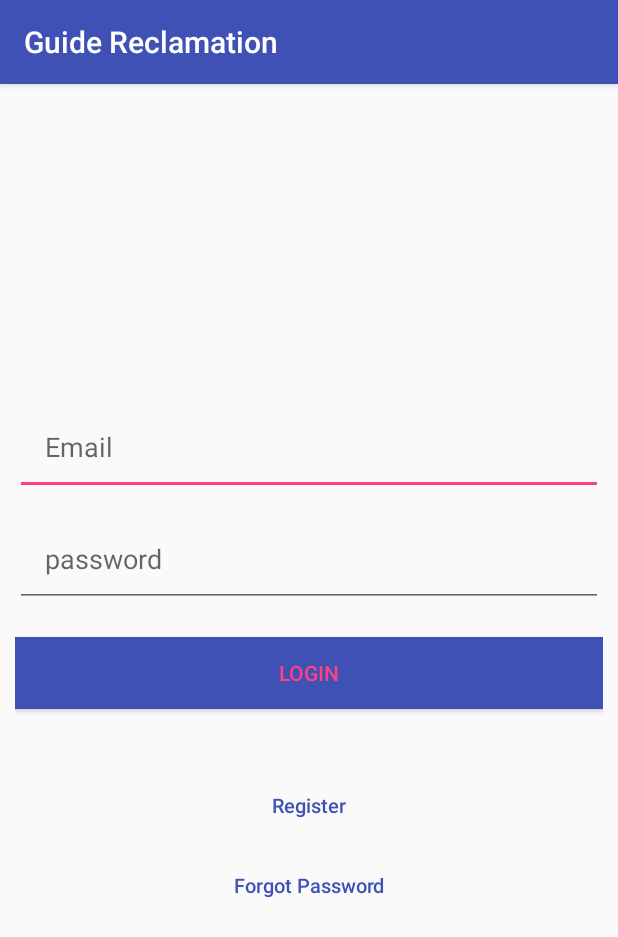
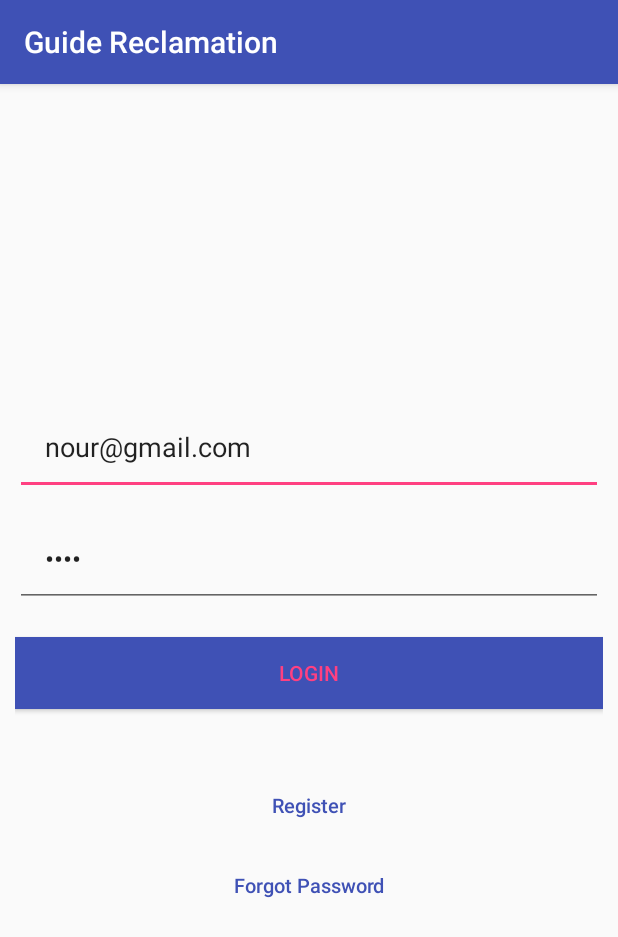
Before and after one commit to thevexx/recandroid, an Android app: the screen it shows after launch (LoginActivity), on a phone screen of 412 x 824 dp. Shown: the top 937 px of the screen. Run offline under Robolectric (Android 15) with nearby library versions, the phone set to English and light mode, and no system bars; our stand-ins replace Volley.

```diff
--- a/app/src/main/java/com/example/admin/tutoserevices/LoginActivity.java
+++ b/app/src/main/java/com/example/admin/tutoserevices/LoginActivity.java
@@ -58,6 +58,9 @@ public class LoginActivity extends AppCompatActivity {
         btnLinkToRegister = (Button) findViewById(R.id.btnLinkToRegisterScreen);
         btnForgotPass = (Button) findViewById(R.id.btnForgotPassword);
 
+        inputEmail.setText("nour@gmail.com");
+        inputPassword.setText("nour");
+
         // Progress dialog
 //        pDialog = new ProgressDialog(this);
 //        pDialog.setCancelable(false);
@@ -115,6 +118,10 @@ public class LoginActivity extends AppCompatActivity {
 
     }
 
+
+    void toast(){
+        Toast.makeText(getApplicationContext(), "Email is not valid!", Toast.LENGTH_LONG).show();
+    }
 
     /**
      * function to verify login details in mysql db
@@ -176,6 +183,8 @@ public class LoginActivity extends AppCompatActivity {
                             Intent intent = new Intent(LoginActivity.this, MainActivity.class);
                             startActivity(intent);
 //                                finish();
+                        }else{
+                            toast();
                         }
                     } catch (JSONException e) {
                         e.printStackTrace();
--- a/app/src/main/java/com/example/admin/tutoserevices/MainActivity.java
+++ b/app/src/main/java/com/example/admin/tutoserevices/MainActivity.java
@@ -84,9 +84,8 @@ public class MainActivity extends AppCompatActivity {
 
             @Override
             public void onClick(View v) {
-                session.setLogin(false);
-                Intent intenst = new Intent(MainActivity.this, LoginActivity.class);
-                startActivity(intenst);
+//                session.setLogin(false);
+                finish();
             }
         });
 
--- a/app/src/main/res/layout/activity_login.xml
+++ b/app/src/main/res/layout/activity_login.xml
@@ -1,5 +1,6 @@
 <?xml version="1.0" encoding="utf-8"?>
 <LinearLayout xmlns:android="http://schemas.android.com/apk/res/android"
+    xmlns:tools="http://schemas.android.com/tools"
     android:orientation="vertical"
     android:layout_width="match_parent"
     android:layout_height="match_parent"
@@ -14,7 +15,8 @@
         android:layout_marginBottom="10dp"
         android:hint="Email"
         android:inputType="textEmailAddress"
-        android:padding="20dp" />
+        android:padding="20dp"
+        tools:text="nour@gmail.com" />
 
 
     <EditText
@@ -23,7 +25,8 @@
         android:layout_height="wrap_content"
         android:hint="password"
         android:inputType="textPassword"
-        android:padding="20dp" />
+        android:padding="20dp"
+        tools:text="nour" />
 
 
     <Button
```
Also changed, not shown: app/src/main/java/com/example/admin/tutoserevices/AjouterReclamation.java (+76 -5 lines), app/src/main/java/com/example/admin/tutoserevices/ListeElementActivity.java (+6 -6 lines).
